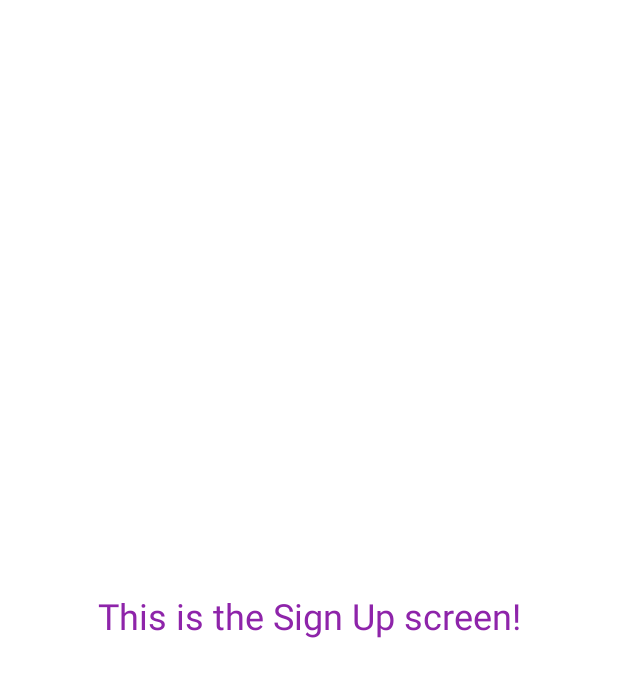
After one commit to akdenizcse/teams-for-mobile-programming-2025-final-project-nuray, an Android app built with Jetpack Compose: the SignUpScreen screen opened through its navigation route, on a phone screen of 412 x 824 dp. The commit adds this screen. Shown: the top 677 px of the screen. Run offline under Robolectric (Android 15) with nearby library versions, the phone set to English and light mode, and no system bars; 1 statement that could not run was skipped.

Commit message:
valid email and password check added, sign up link added

```diff
--- a/app/build.gradle.kts
+++ b/app/build.gradle.kts
@@ -50,6 +50,7 @@ dependencies {
     implementation(libs.androidx.ui.tooling.preview)
     implementation(libs.androidx.material3)
     implementation("androidx.compose.material:material-icons-extended")
+    implementation("androidx.navigation:navigation-compose:2.7.7")
 
     testImplementation(libs.junit)
     androidTestImplementation(libs.androidx.junit)
--- a/app/src/main/java/com/example/watchlist/LoginScreen.kt
+++ b/app/src/main/java/com/example/watchlist/LoginScreen.kt
@@ -1,7 +1,10 @@
 package com.example.watchlist
 
-import androidx.compose.foundation.Image
+import android.util.Patterns
+import androidx.compose.animation.AnimatedVisibility
+import androidx.compose.animation.fadeIn
 import androidx.compose.foundation.background
+import androidx.compose.foundation.clickable
 import androidx.compose.foundation.layout.*
 import androidx.compose.foundation.shape.RoundedCornerShape
 import androidx.compose.material3.*
@@ -12,27 +15,43 @@ import androidx.compose.material.icons.filled.VisibilityOff
 import androidx.compose.runtime.*
 import androidx.compose.ui.Alignment
 import androidx.compose.ui.Modifier
+import androidx.compose.ui.draw.alpha
 import androidx.compose.ui.draw.shadow
 import androidx.compose.ui.graphics.Color
-import androidx.compose.ui.res.painterResource
 import androidx.compose.ui.text.input.PasswordVisualTransformation
 import androidx.compose.ui.text.input.VisualTransformation
 import androidx.compose.ui.text.style.TextAlign
 import androidx.compose.ui.unit.dp
 import androidx.compose.ui.unit.sp
 
+fun isValidEmail(email: String): Boolean {
+    return Patterns.EMAIL_ADDRESS.matcher(email).matches()
+}
+
 @Composable
-fun LoginScreen(onLoginSuccess: () -> Unit = {}) {
+fun LoginScreen(
+    onLoginSuccess: () -> Unit = {},
+    onSignUpClick: () -> Unit = {}
+) {
     var email by remember { mutableStateOf("") }
     var password by remember { mutableStateOf("") }
     var isPasswordVisible by remember { mutableStateOf(false) }
-    var errorMessage by remember { mutableStateOf<String?>(null) }
+    var showContent by remember { mutableStateOf(false) }
+
+    LaunchedEffect(Unit) {
+        showContent = true
+    }
+
+    val isEmailValid = email.isEmpty() || isValidEmail(email)
+    val isPasswordValid = password.isEmpty() || password.length >= 6
+    val canLogin = isValidEmail(email) && password.length >= 6
 
     Box(
         modifier = Modifier
             .fillMaxSize()
             .background(MaterialTheme.colorScheme.background)
     ) {
+        AnimatedVisibility(visible = showContent, enter = fadeIn()) {
             Column(
                 modifier = Modifier
                     .fillMaxSize()
@@ -40,16 +59,14 @@ fun LoginScreen(onLoginSuccess: () -> Unit = {}) {
                 verticalArrangement = Arrangement.Center,
                 horizontalAlignment = Alignment.CenterHorizontally
             ) {
-
                 Icon(
                     imageVector = Icons.Filled.AccountCircle,
-                contentDescription = "App Logo",
+                    contentDescription = null,
                     tint = MaterialTheme.colorScheme.primary,
                     modifier = Modifier
                         .size(128.dp)
-                    .padding(bottom = 16.dp)
+                        .padding(bottom = 20.dp)
                 )
-
 
                 Card(
                     modifier = Modifier
@@ -78,15 +95,25 @@ fun LoginScreen(onLoginSuccess: () -> Unit = {}) {
                             value = email,
                             onValueChange = { email = it },
                             label = { Text("Email") },
+                            isError = !isEmailValid && email.isNotEmpty(),
                             modifier = Modifier.fillMaxWidth(),
                             singleLine = true,
                             shape = RoundedCornerShape(12.dp)
                         )
 
+                        if (!isEmailValid && email.isNotEmpty()) {
+                            Text(
+                                text = "Invalid email format",
+                                color = MaterialTheme.colorScheme.error,
+                                fontSize = 12.sp
+                            )
+                        }
+
                         OutlinedTextField(
                             value = password,
                             onValueChange = { password = it },
                             label = { Text("Password") },
+                            isError = !isPasswordValid && password.isNotEmpty(),
                             modifier = Modifier.fillMaxWidth(),
                             singleLine = true,
                             shape = RoundedCornerShape(12.dp),
@@ -101,35 +128,29 @@ fun LoginScreen(onLoginSuccess: () -> Unit = {}) {
                             visualTransformation = if (isPasswordVisible) VisualTransformation.None else PasswordVisualTransformation()
                         )
 
+                        if (!isPasswordValid && password.isNotEmpty()) {
+                            Text(
+                                text = "Password must be at least 6 characters",
+                                color = MaterialTheme.colorScheme.error,
+                                fontSize = 12.sp
+                            )
+                        }
+
                         Button(
                             onClick = {
-                            if (email == "admin@example.com" && password == "1234") {
-                                errorMessage = null
                                 onLoginSuccess()
-                            } else {
-                                errorMessage = "Invalid email or password"
-                            }
                             },
+                            enabled = canLogin,
                             modifier = Modifier
                                 .fillMaxWidth()
                                 .height(48.dp),
                             shape = RoundedCornerShape(16.dp),
                             colors = ButtonDefaults.buttonColors(
-                            containerColor = MaterialTheme.colorScheme.primary,
+                                containerColor = if (canLogin) MaterialTheme.colorScheme.primary else Color.Gray,
                                 contentColor = MaterialTheme.colorScheme.onPrimary
                             )
                         ) {
                             Text("Login")
-                    }
-
-                    errorMessage?.let {
-                        Text(
-                            text = it,
-                            color = MaterialTheme.colorScheme.error,
-                            style = MaterialTheme.typography.bodySmall,
-                            textAlign = TextAlign.Center,
-                            modifier = Modifier.fillMaxWidth()
-                        )
                         }
                     }
                 }
@@ -140,9 +161,12 @@ fun LoginScreen(onLoginSuccess: () -> Unit = {}) {
                     text = "Don't have an account?  Sign up",
                     fontSize = 14.sp,
                     color = MaterialTheme.colorScheme.primary,
-                modifier = Modifier.padding(top = 8.dp),
+                    modifier = Modifier
+                        .padding(top = 8.dp)
+                        .clickable { onSignUpClick() },
                     textAlign = TextAlign.Center
                 )
             }
         }
     }
+}
--- a/app/src/main/java/com/example/watchlist/MainActivity.kt
+++ b/app/src/main/java/com/example/watchlist/MainActivity.kt
@@ -4,11 +4,13 @@ import android.os.Bundle
 import androidx.activity.ComponentActivity
 import androidx.activity.compose.setContent
 import androidx.activity.enableEdgeToEdge
-import androidx.compose.foundation.layout.fillMaxSize
 import androidx.compose.material3.Surface
 import androidx.compose.ui.Modifier
+import androidx.navigation.NavHostController
+import androidx.navigation.compose.NavHost
+import androidx.navigation.compose.composable
+import androidx.navigation.compose.rememberNavController
 import com.example.watchlist.ui.theme.WatchListTheme
-import com.example.watchlist.LoginScreen // ⬅️ Bu import önemli!
 
 class MainActivity : ComponentActivity() {
     override fun onCreate(savedInstanceState: Bundle?) {
@@ -16,8 +18,9 @@ class MainActivity : ComponentActivity() {
         enableEdgeToEdge()
         setContent {
             WatchListTheme {
-                Surface(modifier = Modifier.fillMaxSize()) {
-                    LoginScreen()
+                val navController = rememberNavController()
+                Surface(modifier = Modifier) {
+                    NavigationGraph(navController)
                 }
             }
         }
--- /dev/null
+++ b/app/src/main/java/com/example/watchlist/NavigationGraph.kt
@@ -0,0 +1,20 @@
+package com.example.watchlist
+
+import androidx.compose.runtime.Composable
+import androidx.navigation.NavHostController
+import androidx.navigation.compose.NavHost
+import androidx.navigation.compose.composable
+
+@Composable
+fun NavigationGraph(navController: NavHostController) {
+    NavHost(navController = navController, startDestination = "login") {
+        composable("login") {
+            LoginScreen(onSignUpClick = {
+                navController.navigate("signup")
+            })
+        }
+        composable("signup") {
+            SignUpScreen()
+        }
+    }
+}
--- /dev/null
+++ b/app/src/main/java/com/example/watchlist/SignUpScreen.kt
@@ -0,0 +1,20 @@
+package com.example.watchlist
+
+import androidx.compose.foundation.layout.*
+import androidx.compose.material3.*
+import androidx.compose.runtime.Composable
+import androidx.compose.ui.Alignment
+import androidx.compose.ui.Modifier
+import androidx.compose.ui.unit.dp
+
+@Composable
+fun SignUpScreen() {
+    Box(
+        modifier = Modifier
+            .fillMaxSize()
+            .padding(24.dp),
+        contentAlignment = Alignment.Center
+    ) {
+        Text(text = "This is the Sign Up screen!", style = MaterialTheme.typography.headlineSmall)
+    }
+}
```
Lines whose indentation alone changed are shown as unchanged.
